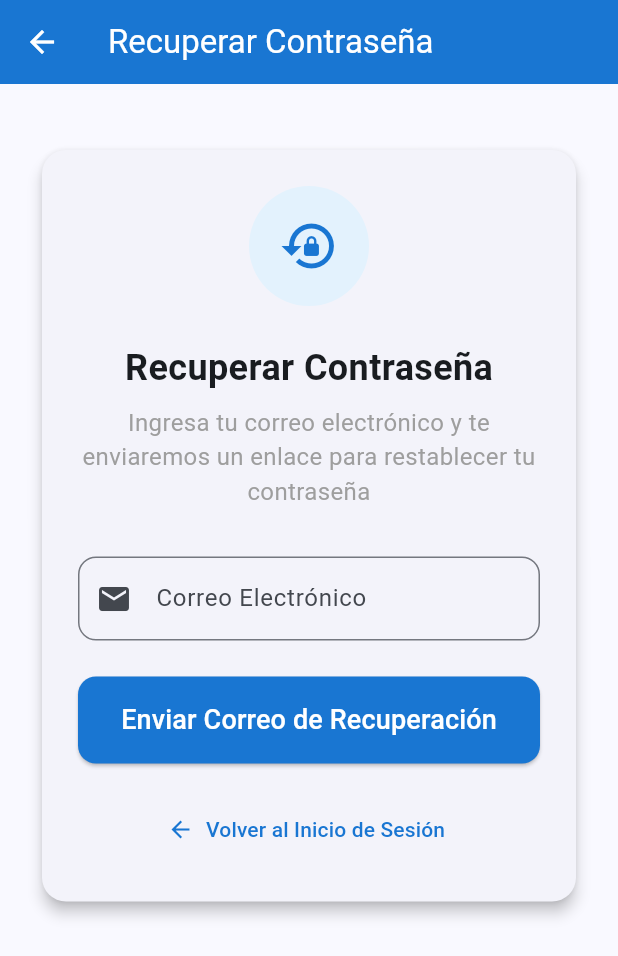
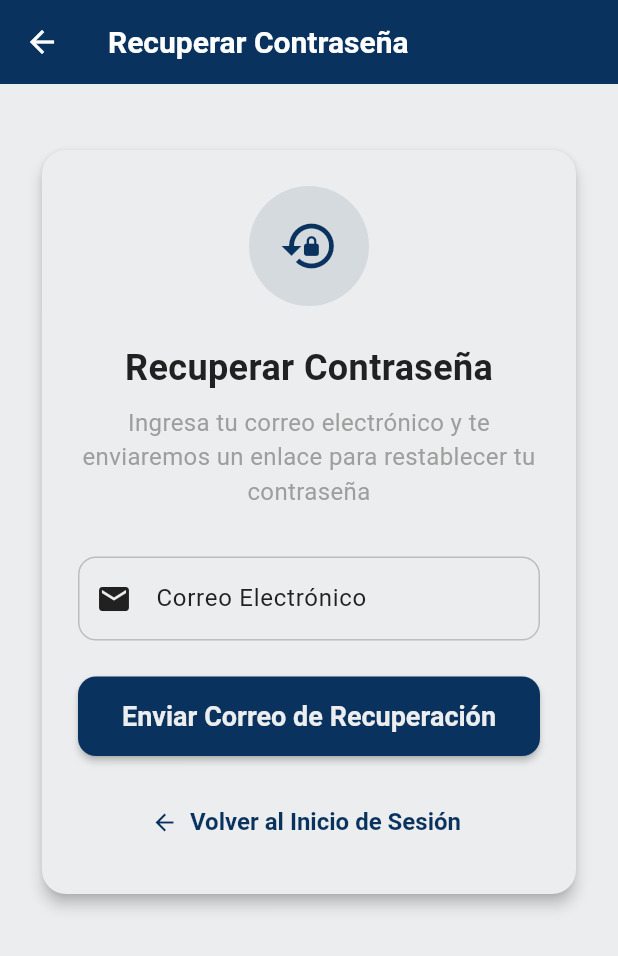
Before and after one commit to dferlema/techSC, a Flutter app: the screen it shows after launch, after a tap on "Saltar", after a tap on "¿Olvidaste tu contraseña?", on a phone screen of 412 x 824 dp. Shown: the top 956 px of the screen. Run offline on Flutter 3.47's test engine with Material 3 defaults, Android fonts, the light colour scheme and no system bars; our stand-ins replace cloud_firestore, firebase_auth, firebase_core, pdf, printing, shared_preferences; accounts and stored records are empty.

Commit message:
Manejo de colores temas centralizado

```diff
--- a/lib/main.dart
+++ b/lib/main.dart
@@ -11,6 +11,7 @@ import 'firebase_options.dart';
 import 'screens/main_tabs_screen.dart';
 import 'screens/admin_panel_page.dart';
 import 'services/theme_service.dart';
+import 'theme/app_theme.dart';
 
 void main() async {
   WidgetsFlutterBinding.ensureInitialized();
@@ -29,29 +30,8 @@ class MyApp extends StatelessWidget {
         return MaterialApp(
           title: 'Tech Service Computer',
           debugShowCheckedModeBanner: false,
-          theme: ThemeData(
-            colorScheme: ColorScheme.fromSeed(
-              seedColor: const Color(0xFF1976D2),
-              brightness: Brightness.light,
-            ),
-            useMaterial3: true,
-            appBarTheme: const AppBarTheme(
-              backgroundColor: Color(0xFF1976D2),
-              foregroundColor: Colors.white,
-            ),
-          ),
-          darkTheme: ThemeData(
-            colorScheme: ColorScheme.fromSeed(
-              seedColor: const Color(0xFF1976D2),
-              brightness: Brightness.dark,
-            ),
-            useMaterial3: true,
-            appBarTheme: AppBarTheme(
-              backgroundColor: Colors.grey[900],
-              foregroundColor: Colors.white,
-            ),
-            scaffoldBackgroundColor: Colors.grey[900],
-          ),
+          theme: AppTheme.lightTheme,
+          darkTheme: AppTheme.darkTheme,
           themeMode: themeService.isDarkMode ? ThemeMode.dark : ThemeMode.light,
           // 🚀 Flujo inicial: Splash → Onboarding → Login
           initialRoute: '/',
--- a/lib/screens/client_form_page.dart
+++ b/lib/screens/client_form_page.dart
@@ -193,7 +193,6 @@ class _ClientFormPageState extends State<ClientFormPage> {
   Widget build(BuildContext context) {
     return Scaffold(
       appBar: AppBar(
-        backgroundColor: const Color(0xFF1976D2),
         title: Text(
           widget.clientId == null ? 'Nuevo Cliente' : 'Editar Cliente',
         ),
--- a/lib/screens/forgot_password_page.dart
+++ b/lib/screens/forgot_password_page.dart
@@ -74,7 +74,6 @@ class _ForgotPasswordPageState extends State<ForgotPasswordPage> {
   Widget build(BuildContext context) {
     return Scaffold(
       appBar: AppBar(
-        backgroundColor: const Color(0xFF1976D2),
         iconTheme: const IconThemeData(color: Colors.white),
         title: const Text(
           'Recuperar Contraseña',
@@ -100,13 +99,15 @@ class _ForgotPasswordPageState extends State<ForgotPasswordPage> {
                     Container(
                       width: 80,
                       height: 80,
-                      decoration: const BoxDecoration(
-                        color: Color(0xFFE3F2FD),
+                      decoration: BoxDecoration(
+                        color: Theme.of(
+                          context,
+                        ).colorScheme.primary.withOpacity(0.1),
                         shape: BoxShape.circle,
                       ),
-                      child: const Icon(
+                      child: Icon(
                         Icons.lock_reset,
-                        color: Color(0xFF1976D2),
+                        color: Theme.of(context).colorScheme.primary,
                         size: 40,
                       ),
                     ),
@@ -150,8 +151,6 @@ class _ForgotPasswordPageState extends State<ForgotPasswordPage> {
                       ElevatedButton(
                         onPressed: _isLoading ? null : _onSendResetEmail,
                         style: ElevatedButton.styleFrom(
-                          backgroundColor: const Color(0xFF1976D2),
-                          foregroundColor: Colors.white,
                           padding: const EdgeInsets.symmetric(vertical: 16),
                           shape: RoundedRectangleBorder(
                             borderRadius: BorderRadius.circular(12),
@@ -191,9 +190,6 @@ class _ForgotPasswordPageState extends State<ForgotPasswordPage> {
                       },
                       icon: const Icon(Icons.arrow_back),
                       label: const Text('Volver al Inicio de Sesión'),
-                      style: TextButton.styleFrom(
-                        foregroundColor: const Color(0xFF1976D2),
-                      ),
                     ),
                   ],
                 ),
--- a/lib/screens/login_page.dart
+++ b/lib/screens/login_page.dart
@@ -104,7 +104,6 @@ class _LoginPageState extends State<LoginPage> {
   Widget build(BuildContext context) {
     return Scaffold(
       appBar: AppBar(
-        backgroundColor: const Color(0xFF1976D2),
         title: Row(
           children: [
             Icon(Icons.computer, color: Colors.white),
@@ -143,12 +142,14 @@ class _LoginPageState extends State<LoginPage> {
                       width: 80,
                       height: 80,
                       decoration: BoxDecoration(
-                        color: const Color(0xFFE3F2FD),
+                        color: Theme.of(
+                          context,
+                        ).colorScheme.primary.withOpacity(0.1),
                         shape: BoxShape.circle,
                       ),
-                      child: const Icon(
+                      child: Icon(
                         Icons.arrow_forward,
-                        color: Color(0xFF1976D2),
+                        color: Theme.of(context).colorScheme.primary,
                         size: 40,
                       ),
                     ),
@@ -231,9 +232,11 @@ class _LoginPageState extends State<LoginPage> {
                             // Navegar a la página de recuperación de contraseña
                             Navigator.pushNamed(context, '/forgot-password');
                           },
-                          child: const Text(
+                          child: Text(
                             '¿Olvidaste tu contraseña?',
-                            style: TextStyle(color: Colors.blue),
+                            style: TextStyle(
+                              color: Theme.of(context).colorScheme.primary,
+                            ),
                           ),
                         ),
                       ],
@@ -244,8 +247,6 @@ class _LoginPageState extends State<LoginPage> {
                     ElevatedButton(
                       onPressed: _onLoginPressed,
                       style: ElevatedButton.styleFrom(
-                        backgroundColor: const Color(0xFF1976D2),
-                        foregroundColor: Colors.white,
                         padding: const EdgeInsets.symmetric(vertical: 16),
                         shape: RoundedRectangleBorder(
                           borderRadius: BorderRadius.circular(12),
@@ -270,10 +271,10 @@ class _LoginPageState extends State<LoginPage> {
                           onPressed: () {
                             Navigator.pushNamed(context, '/register');
                           },
-                          child: const Text(
+                          child: Text(
                             'Regístrate aquí',
                             style: TextStyle(
-                              color: Colors.blue,
+                              color: Theme.of(context).colorScheme.primary,
                               decoration: TextDecoration.underline,
                             ),
                           ),
--- a/lib/screens/main_tabs_screen.dart
+++ b/lib/screens/main_tabs_screen.dart
@@ -126,7 +126,8 @@ class _MainTabsScreenState extends State<MainTabsScreen>
       bottomNavigationBar: BottomNavigationBar(
         currentIndex: _currentIndex,
         onTap: _onTabTapped,
-        selectedItemColor: const Color(0xFF1976D2),
+        backgroundColor: Theme.of(context).colorScheme.surface,
+        selectedItemColor: Theme.of(context).colorScheme.primary,
         unselectedItemColor: Colors.grey[600],
         showSelectedLabels: true,
         showUnselectedLabels: true,
--- a/lib/screens/my_orders_page.dart
+++ b/lib/screens/my_orders_page.dart
@@ -22,7 +22,6 @@ class MyOrdersPage extends StatelessWidget {
     return Scaffold(
       appBar: AppBar(
         title: const Text('Mis Pedidos'),
-        backgroundColor: const Color(0xFF1976D2),
         foregroundColor: Colors.white,
       ),
       body: StreamBuilder<QuerySnapshot>(
--- a/lib/screens/onboarding_screen.dart
+++ b/lib/screens/onboarding_screen.dart
@@ -83,10 +83,10 @@ class _OnboardingScreenState extends State<OnboardingScreen> {
                 children: [
                   TextButton(
                     onPressed: _skipOnboarding,
-                    child: const Text(
+                    child: Text(
                       'Saltar',
                       style: TextStyle(
-                        color: Color(0xFF1976D2),
+                        color: Theme.of(context).colorScheme.primary,
                         fontWeight: FontWeight.w600,
                       ),
                     ),
@@ -115,12 +115,14 @@ class _OnboardingScreenState extends State<OnboardingScreen> {
                           width: 120,
                           height: 120,
                           decoration: BoxDecoration(
-                            color: const Color(0xFFE3F2FD),
+                            color: Theme.of(
+                              context,
+                            ).colorScheme.primary.withOpacity(0.1),
                             shape: BoxShape.circle,
                           ),
                           child: Icon(
                             page['icon'] as IconData,
-                            color: const Color(0xFF1976D2),
+                            color: Theme.of(context).colorScheme.primary,
                             size: 60,
                           ),
                         ),
@@ -188,7 +190,7 @@ class _OnboardingScreenState extends State<OnboardingScreen> {
                         margin: const EdgeInsets.symmetric(horizontal: 4),
                         decoration: BoxDecoration(
                           color: _currentPage == index
-                              ? const Color(0xFF1976D2)
+                              ? Theme.of(context).colorScheme.primary
                               : Colors.grey[300],
                           borderRadius: BorderRadius.circular(4),
                         ),
@@ -201,8 +203,6 @@ class _OnboardingScreenState extends State<OnboardingScreen> {
                   ElevatedButton(
                     onPressed: _nextPage,
                     style: ElevatedButton.styleFrom(
-                      backgroundColor: const Color(0xFF1976D2),
-                      foregroundColor: Colors.white,
                       padding: const EdgeInsets.symmetric(vertical: 16),
                       shape: RoundedRectangleBorder(
                         borderRadius: BorderRadius.circular(12),
--- a/lib/screens/product_form_page.dart
+++ b/lib/screens/product_form_page.dart
@@ -185,7 +185,6 @@ class _ProductFormPageState extends State<ProductFormPage> {
   Widget build(BuildContext context) {
     return Scaffold(
       appBar: AppBar(
-        backgroundColor: const Color(0xFF1976D2),
         title: Text(
           widget.productId == null ? 'Nuevo Producto' : 'Editar Producto',
         ),
--- a/lib/screens/service_form_page.dart
+++ b/lib/screens/service_form_page.dart
@@ -287,7 +287,6 @@ class _ServiceFormPageState extends State<ServiceFormPage> {
   Widget build(BuildContext context) {
     return Scaffold(
       appBar: AppBar(
-        backgroundColor: const Color(0xFF1976D2),
         title: Text(
           widget.serviceId == null ? 'Nuevo Servicio' : 'Editar Servicio',
         ),
--- a/lib/screens/splash_screen.dart
+++ b/lib/screens/splash_screen.dart
@@ -3,6 +3,7 @@
 import 'package:flutter/material.dart';
 import 'package:flutter/services.dart';
 import '../utils/prefs.dart'; // 👈 Importamos la utilidad
+import '../theme/app_theme.dart'; // 👈 Importar para usar AppColors
 
 class SplashScreen extends StatefulWidget {
   const SplashScreen({super.key});
@@ -37,7 +38,7 @@ class _SplashScreenState extends State<SplashScreen> {
     SystemChrome.setEnabledSystemUIMode(SystemUiMode.immersiveSticky);
 
     return Scaffold(
-      backgroundColor: const Color(0xFF1976D2),
+      backgroundColor: AppColors.primaryBlue,
       body: Center(
         child: Column(
           mainAxisAlignment: MainAxisAlignment.center,
--- /dev/null
+++ b/lib/theme/app_theme.dart
@@ -0,0 +1,340 @@
+// lib/theme/app_theme.dart
+
+import 'package:flutter/material.dart';
+
+/// Colores de la aplicación TechService Pro
+/// Basados en el logo de la empresa
+class AppColors {
+  // Colores principales del logo
+  static const Color primaryBlue = Color(
+    0xFF09325E,
+  ); // Azul oscuro basado en la imagen
+  static const Color accentOrange = Color.fromARGB(
+    255,
+    36,
+    102,
+    202,
+  ); // Azul claro
+  static const Color backgroundGray = Color.fromARGB(
+    255,
+    236,
+    237,
+    238,
+  ); // Gris muy claro
+
+  // Colores adicionales
+  static const Color white = Color.fromARGB(255, 236, 237, 238);
+  static const Color black = Color.fromARGB(255, 0, 0, 0);
+  static const Color error = Color.fromARGB(255, 211, 47, 47);
+  static const Color success = Color.fromARGB(255, 41, 107, 45);
+  static const Color warning = Color.fromARGB(255, 184, 126, 20);
+
+  // Variaciones para modo oscuro
+  static const Color primaryBlueDark = Color(
+    0xFF2466CA,
+  ); // Azul más claro para modo oscuro
+  static const Color accentOrangeDark = Color(
+    0xFF5A9EF0,
+  ); // Azul aún más claro para contraste
+  static const Color backgroundDark = Color(0xFF121212);
+  static const Color surfaceDark = Color(0xFF1E1E1E);
+
+  // Grises para texto y bordes
+  static const Color textPrimary = Color(0xFF212121);
+  static const Color textSecondary = Color(0xFF757575);
+  static const Color divider = Color(0xFFBDBDBD);
+}
+
+/// Extensión para acceder fácilmente a colores personalizados desde el tema
+extension AppColorScheme on ColorScheme {
+  /// Color naranja de acento del logo
+  Color get accentOrange => brightness == Brightness.light
+      ? AppColors.accentOrange
+      : AppColors.accentOrangeDark;
+
+  /// Color de fondo gris claro
+  Color get backgroundGray => brightness == Brightness.light
+      ? AppColors.backgroundGray
+      : AppColors.surfaceDark;
+}
+
+/// Tema centralizado de la aplicación
+class AppTheme {
+  /// Tema claro (Light Mode)
+  static ThemeData get lightTheme {
+    return ThemeData(
+      useMaterial3: true,
+      brightness: Brightness.light,
+
+      // Color Scheme basado en los colores del logo
+      colorScheme: ColorScheme.light(
+        primary: AppColors.primaryBlue,
+        secondary: AppColors.accentOrange,
+        surface: AppColors.white,
+        error: AppColors.error,
+        onPrimary: AppColors.white,
+        onSecondary: AppColors.white,
+        onSurface: AppColors.textPrimary,
+        onError: AppColors.white,
+      ),
+
+      // Scaffold
+      scaffoldBackgroundColor: AppColors.backgroundGray,
+
+      // AppBar
+      appBarTheme: const AppBarTheme(
+        backgroundColor: AppColors.primaryBlue,
+        foregroundColor: AppColors.white,
+        elevation: 0,
+        centerTitle: false,
+        iconTheme: IconThemeData(color: AppColors.white),
+        titleTextStyle: TextStyle(
+          color: AppColors.white,
+          fontSize: 20,
+          fontWeight: FontWeight.w600,
+        ),
+      ),
+
+      // Botones elevados
+      elevatedButtonTheme: ElevatedButtonThemeData(
+        style: ElevatedButton.styleFrom(
+          backgroundColor: AppColors.primaryBlue,
+          foregroundColor: AppColors.white,
+          elevation: 2,
+          padding: const EdgeInsets.symmetric(horizontal: 24, vertical: 12),
+          shape: RoundedRectangleBorder(
+            borderRadius: BorderRadius.circular(12),
+          ),
+          textStyle: const TextStyle(fontSize: 16, fontWeight: FontWeight.w600),
+        ),
+      ),
+
+      // Botones de texto
+      textButtonTheme: TextButtonThemeData(
+        style: TextButton.styleFrom(
+          foregroundColor: AppColors.primaryBlue,
+          textStyle: const TextStyle(fontSize: 16, fontWeight: FontWeight.w600),
+        ),
+      ),
+
+      // Botones outlined
+      outlinedButtonTheme: OutlinedButtonThemeData(
+        style: OutlinedButton.styleFrom(
+          foregroundColor: AppColors.primaryBlue,
+          side: const BorderSide(color: AppColors.primaryBlue, width: 2),
+          shape: RoundedRectangleBorder(
+            borderRadius: BorderRadius.circular(12),
+          ),
+        ),
+      ),
+
+      // FloatingActionButton
+      floatingActionButtonTheme: const FloatingActionButtonThemeData(
+        backgroundColor: AppColors.primaryBlue,
+        foregroundColor: AppColors.white,
+        elevation: 4,
+      ),
+
+      // Cards
+      cardTheme: CardThemeData(
+        elevation: 2,
+        shape: RoundedRectangleBorder(borderRadius: BorderRadius.circular(12)),
+        color: AppColors.white,
+      ),
+
+      // Input Decoration
+      inputDecorationTheme: InputDecorationTheme(
+        filled: false,
+        border: OutlineInputBorder(
+          borderRadius: BorderRadius.circular(12),
+          borderSide: const BorderSide(color: AppColors.divider),
+        ),
+        enabledBorder: OutlineInputBorder(
+          borderRadius: BorderRadius.circular(12),
+          borderSide: const BorderSide(color: AppColors.divider),
+        ),
+        focusedBorder: OutlineInputBorder(
+          borderRadius: BorderRadius.circular(12),
+          borderSide: const BorderSide(color: AppColors.primaryBlue, width: 2),
+        ),
+        errorBorder: OutlineInputBorder(
+          borderRadius: BorderRadius.circular(12),
+          borderSide: const BorderSide(color: AppColors.error),
+        ),
+        contentPadding: const EdgeInsets.symmetric(
+          horizontal: 16,
+          vertical: 16,
+        ),
+      ),
+
+      // Bottom Navigation Bar
+      bottomNavigationBarTheme: const BottomNavigationBarThemeData(
+        backgroundColor: AppColors.backgroundGray,
+        selectedItemColor: AppColors.primaryBlue,
+        unselectedItemColor: AppColors.textSecondary,
+        type: BottomNavigationBarType.fixed,
+        elevation: 8,
+      ),
+
+      // Chip
+      chipTheme: ChipThemeData(
+        backgroundColor: AppColors.backgroundGray,
+        selectedColor: AppColors.primaryBlue,
+        labelStyle: const TextStyle(color: AppColors.textPrimary),
+        padding: const EdgeInsets.symmetric(horizontal: 12, vertical: 8),
+        shape: RoundedRectangleBorder(borderRadius: BorderRadius.circular(8)),
+      ),
+
+      // Divider
+      dividerTheme: const DividerThemeData(
+        color: AppColors.divider,
+        thickness: 1,
+      ),
+
+      // IconTheme
+      iconTheme: const IconThemeData(color: AppColors.primaryBlue, size: 24),
+
+      // Text Theme
+      textTheme: const TextTheme(
+        displayLarge: TextStyle(
+          fontSize: 32,
+          fontWeight: FontWeight.bold,
+          color: AppColors.textPrimary,
+        ),
+        displayMedium: TextStyle(
+          fontSize: 28,
+          fontWeight: FontWeight.bold,
+          color: AppColors.textPrimary,
+        ),
+        displaySmall: TextStyle(
+          fontSize: 24,
+          fontWeight: FontWeight.bold,
+          color: AppColors.textPrimary,
+        ),
+        headlineMedium: TextStyle(
+          fontSize: 20,
+          fontWeight: FontWeight.w600,
+          color: AppColors.textPrimary,
+        ),
+        titleLarge: TextStyle(
+          fontSize: 18,
+          fontWeight: FontWeight.w600,
+          color: AppColors.textPrimary,
+        ),
+        titleMedium: TextStyle(
+          fontSize: 16,
+          fontWeight: FontWeight.w500,
+          color: AppColors.textPrimary,
+        ),
+        bodyLarge: TextStyle(
+          fontSize: 16,
+          fontWeight: FontWeight.normal,
+          color: AppColors.textPrimary,
+        ),
+        bodyMedium: TextStyle(
+          fontSize: 14,
+          fontWeight: FontWeight.normal,
+          color: AppColors.textPrimary,
+        ),
+        bodySmall: TextStyle(
+          fontSize: 12,
+          fontWeight: FontWeight.normal,
+          color: AppColors.textSecondary,
+        ),
+      ),
+    );
+  }
+
+  /// Tema oscuro (Dark Mode)
+  static ThemeData get darkTheme {
+    return ThemeData(
+      useMaterial3: true,
+      brightness: Brightness.dark,
+
+      // Color Scheme para modo oscuro
+      colorScheme: ColorScheme.dark(
+        primary: AppColors.primaryBlueDark,
+        secondary: AppColors.accentOrangeDark,
+        surface: AppColors.surfaceDark,
+        error: AppColors.error,
+        onPrimary: AppColors.white,
+        onSecondary: AppColors.black,
+        onSurface: AppColors.white,
+        onError: AppColors.white,
+      ),
+
+      // Scaffold
+      scaffoldBackgroundColor: AppColors.backgroundDark,
+
+      // AppBar
+      appBarTheme: const AppBarTheme(
+        backgroundColor: AppColors.surfaceDark,
+        foregroundColor: AppColors.white,
+        elevation: 0,
+        centerTitle: false,
+        iconTheme: IconThemeData(color: AppColors.white),
+        titleTextStyle: TextStyle(
+          color: AppColors.white,
+          fontSize: 20,
+          fontWeight: FontWeight.w600,
+        ),
+      ),
+
+      // Botones elevados
+      elevatedButtonTheme: ElevatedButtonThemeData(
+        style: ElevatedButton.styleFrom(
+          backgroundColor: AppColors.primaryBlueDark,
+          foregroundColor: AppColors.white,
+          elevation: 2,
+          padding: const EdgeInsets.symmetric(horizontal: 24, vertical: 12),
+          shape: RoundedRectangleBorder(
+            borderRadius: BorderRadius.circular(12),
+          ),
+        ),
+      ),
+
+      // FloatingActionButton
+      floatingActionButtonTheme: const FloatingActionButtonThemeData(
+        backgroundColor: AppColors.primaryBlueDark,
+        foregroundColor: AppColors.white,
+        elevation: 4,
+      ),
+
+      // Cards
+      cardTheme: CardThemeData(
+        elevation: 2,
+        shape: RoundedRectangleBorder(borderRadius: BorderRadius.circular(12)),
+        color: AppColors.surfaceDark,
+      ),
+
+      // Bottom Navigation Bar
+      bottomNavigationBarTheme: const BottomNavigationBarThemeData(
+        backgroundColor: AppColors.surfaceDark,
+        selectedItemColor: AppColors.primaryBlueDark,
+        unselectedItemColor: AppColors.textSecondary,
+        type: BottomNavigationBarType.fixed,
+        elevation: 8,
+      ),
+
+      // Input Decoration
+      inputDecorationTheme: InputDecorationTheme(
+        filled: false,
+        border: OutlineInputBorder(
+          borderRadius: BorderRadius.circular(12),
+          borderSide: const BorderSide(color: AppColors.divider),
+        ),
+        enabledBorder: OutlineInputBorder(
+          borderRadius: BorderRadius.circular(12),
+          borderSide: const BorderSide(color: AppColors.divider),
+        ),
+        focusedBorder: OutlineInputBorder(
+          borderRadius: BorderRadius.circular(12),
+          borderSide: const BorderSide(
+            color: AppColors.primaryBlueDark,
+            width: 2,
+          ),
+        ),
+      ),
+    );
+  }
+}
```
Also changed, not shown: lib/screens/admin_panel_page.dart (+2 -10 lines), lib/screens/cart_page.dart (+10 -6 lines), lib/screens/home_page.dart (+58 -32 lines), lib/screens/products_page.dart (+3 -7 lines), lib/screens/register_page.dart (+15 -12 lines), lib/screens/service_reservation_page.dart (+9 -6 lines), lib/widgets/app_drawer.dart (+9 -3 lines), 1 other file.
